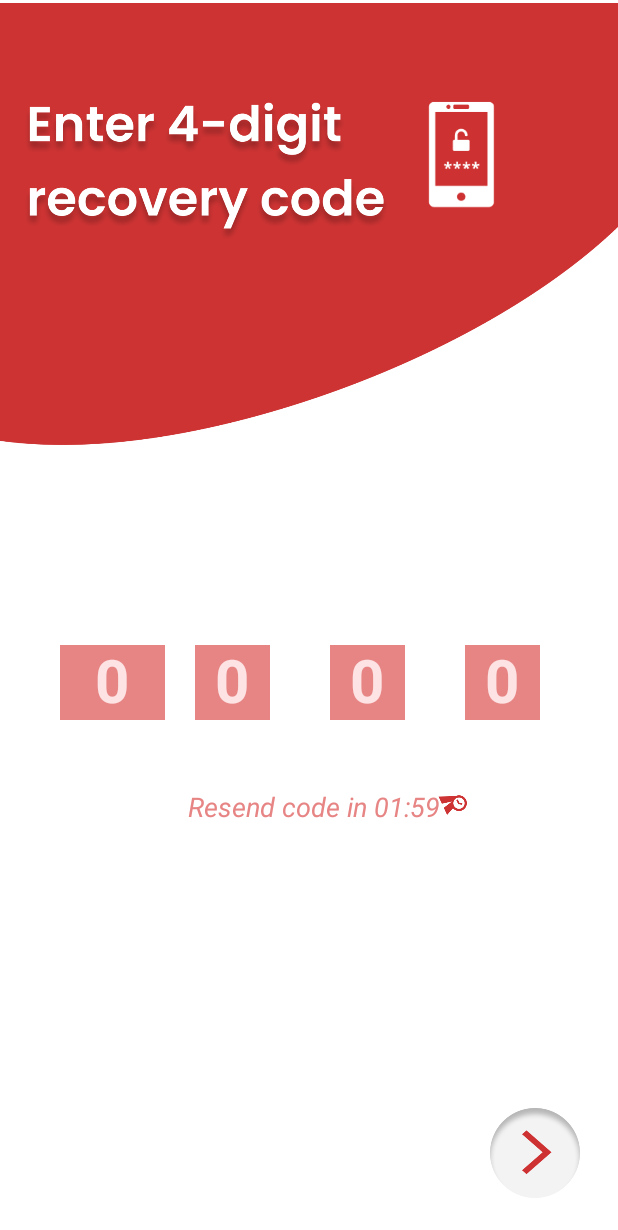
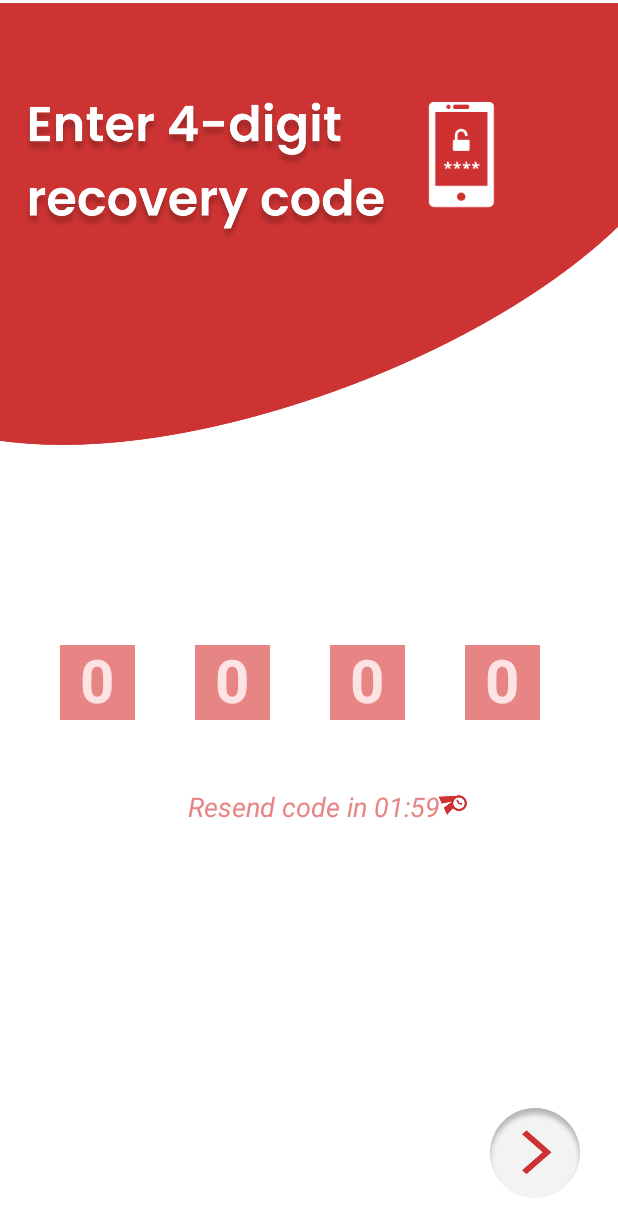
Before and after one commit to KaranRajpara1/GearUp, an Android app: the recoverypage screen opened directly, with no data from a screen before it, on a phone screen of 412 x 824 dp. Shown: the top 1230 px of the screen. Run offline under Robolectric (Android 15) with nearby library versions, the phone set to English and light mode, and no system bars.

Commit message:
Demo change revert

```diff
--- a/app/src/main/res/layout/activity_recoverypage.xml
+++ b/app/src/main/res/layout/activity_recoverypage.xml
@@ -13,7 +13,7 @@
         android:src="@drawable/recovery" />
 
     <EditText
-        android:layout_width="70dp"
+        android:layout_width="50dp"
         android:layout_height="50dp"
         android:layout_marginLeft="40dp"
         android:layout_marginTop="430dp"
```
